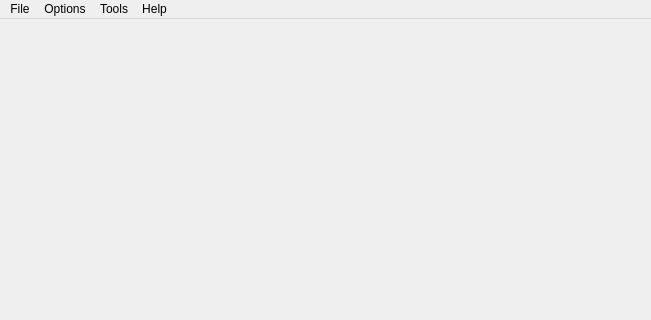
This is qwebdevide/qwebdevide.ui in pussbb/QWebDevIde as Qt 5 draws it before an edit; both pictures show x 0 to 651 and y 0 to 320 of the 651 by 506 pixel window. The edited form follows.
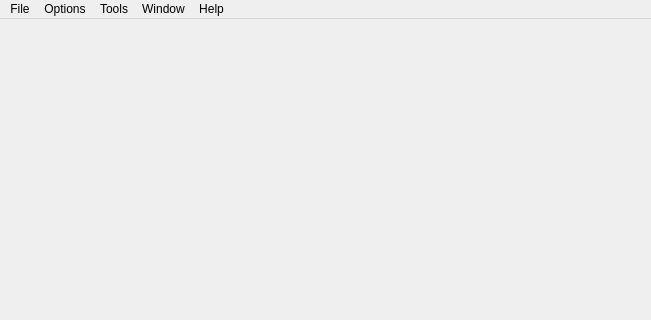
This is the edited form.

Patch:
```diff
--- a/qwebdevide/qwebdevide.ui
+++ b/qwebdevide/qwebdevide.ui
@@ -65,9 +65,17 @@
      <string>Options</string>
     </property>
    </widget>
+   <widget class="QMenu" name="menuWindow">
+    <property name="title">
+     <string>Window</string>
+    </property>
+    <addaction name="actionFull_screen"/>
+    <addaction name="actionShow_Hide_Editor_Right_pane"/>
+   </widget>
    <addaction name="menuFile"/>
    <addaction name="menuOptions"/>
    <addaction name="menuTools"/>
+   <addaction name="menuWindow"/>
    <addaction name="menuHelp"/>
   </widget>
   <action name="actionAbout">
```
Left out of the diff: 20 changed lines with no effect on the pictures.
